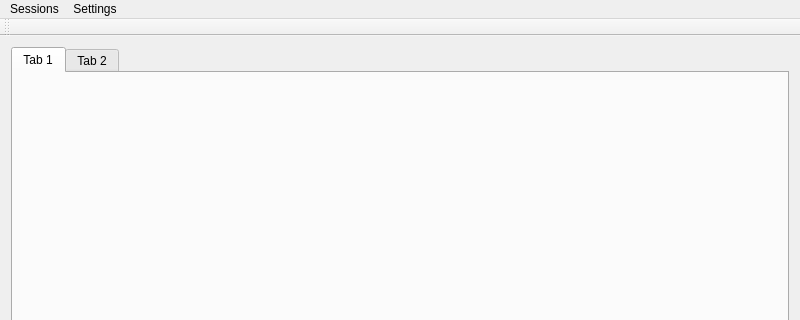
Old version of the form widget/mainwindow.ui in the repository mugiseyebrows/mugi-grep; both pictures show x 0 to 800 and y 0 to 320 of the 800 by 600 pixel window.
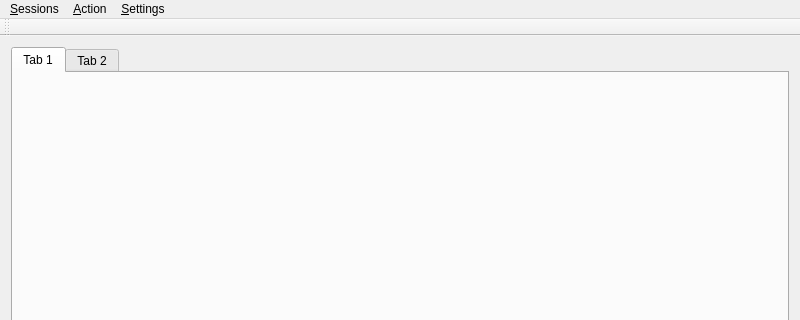
New version of the form.

Patch:
```diff
--- a/widget/mainwindow.ui
+++ b/widget/mainwindow.ui
@@ -40,12 +40,12 @@
      <x>0</x>
      <y>0</y>
      <width>800</width>
-     <height>25</height>
+     <height>21</height>
     </rect>
    </property>
    <widget class="QMenu" name="menuSession">
     <property name="title">
-     <string>Sessions</string>
+     <string>&amp;Sessions</string>
     </property>
     <addaction name="addSession"/>
     <addaction name="removeSession"/>
@@ -55,11 +55,20 @@
    </widget>
    <widget class="QMenu" name="menuSettings">
     <property name="title">
-     <string>Settings</string>
+     <string>&amp;Settings</string>
     </property>
     <addaction name="setEditors"/>
    </widget>
+   <widget class="QMenu" name="menuAction">
+    <property name="title">
+     <string>&amp;Action</string>
+    </property>
+    <addaction name="search"/>
+    <addaction name="replace"/>
+    <addaction name="select"/>
+   </widget>
    <addaction name="menuSession"/>
+   <addaction name="menuAction"/>
    <addaction name="menuSettings"/>
   </widget>
   <widget class="QToolBar" name="mainToolBar">
```
Left out of the diff: 38 changed lines with no effect on the pictures.
